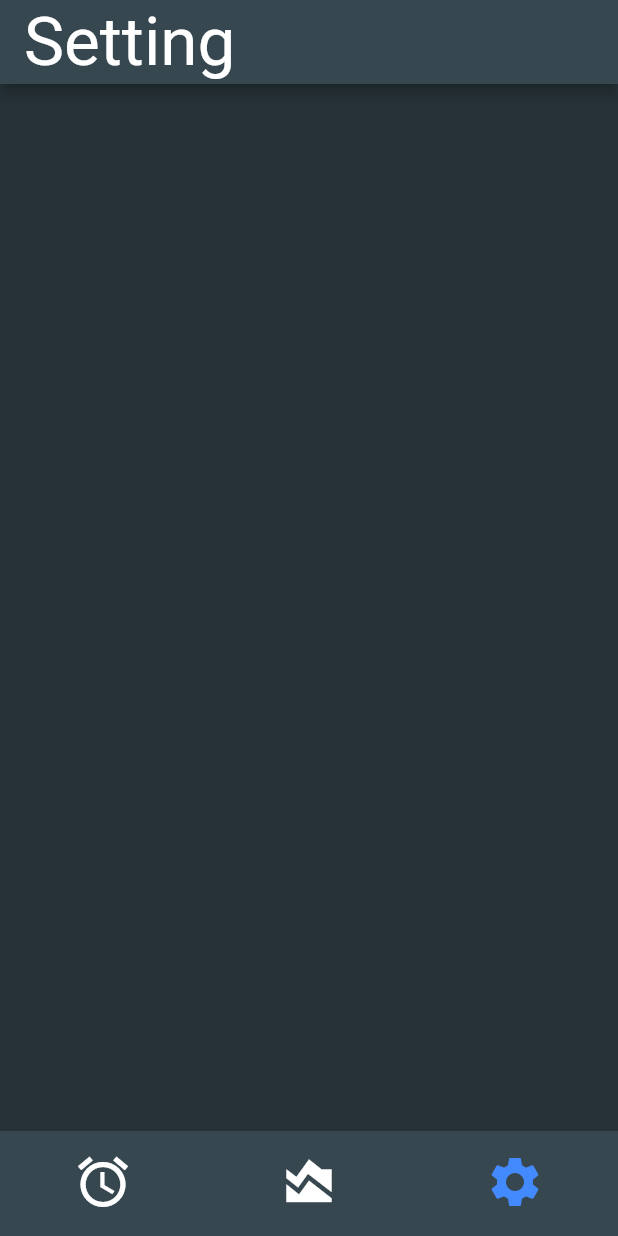
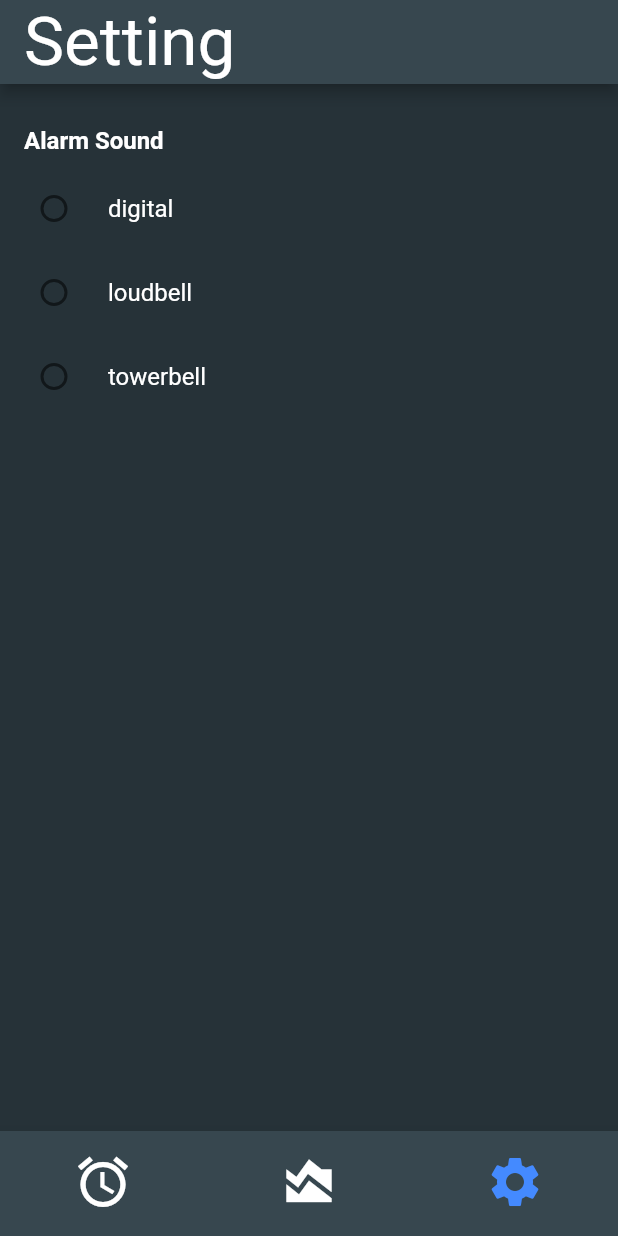
Before and after one commit to apivit45muic/Nightwise-first-project-mobile-dev, a Flutter app: the screen it shows after launch, item 3 of the bottom bar chosen, on a phone screen of 412 x 824 dp. Run offline on Flutter 3.47's test engine with Material 2 defaults, Android fonts, the phone set to English and light mode, and no system bars; our stand-ins replace audioplayers, charts_flutter, shared_preferences; missing offline and left inert: alarm; Roboto replaces fonts that are missing (Georgia).

Commit message:
add setter alarm sound in setting using AlarmSoundProvider helper

```diff
--- /dev/null
+++ b/lib/alarm_sound_provider.dart
@@ -0,0 +1,30 @@
+
+import 'dart:async';
+import 'package:flutter/material.dart';
+import 'package:shared_preferences/shared_preferences.dart';
+
+class AlarmSoundProvider extends ChangeNotifier {
+  String _selectedSound = "digital";
+  List<String> _soundOptions = ["digital", "loudbell", "towerbell"];
+  late SharedPreferences _preferences;
+
+  List<String> get soundOptions => _soundOptions;
+  String getSelectedSound() => _selectedSound;
+
+  AlarmSoundProvider(Future<SharedPreferences> preferencesFuture) {
+    // Wait for the preferences to be retrieved before continuing
+    preferencesFuture.then((prefs) {
+      _preferences = prefs;
+      _selectedSound = _preferences.getString("selectedSound") ?? "Default Sound";
+      notifyListeners();
+    });
+  }
+
+  void setSelectedSound(String soundOption) {
+    _selectedSound = soundOption;
+    _preferences.setString("selectedSound", soundOption);
+    notifyListeners();
+  }
+
+  List<String> getSoundOptions() => _soundOptions;
+}
--- a/lib/main.dart
+++ b/lib/main.dart
@@ -3,12 +3,14 @@ import 'package:flutter/material.dart';
 import 'package:flutter/services.dart';
 
 import 'package:alarm/alarm.dart';
+import 'package:provider/provider.dart';
+import 'alarm_sound_provider.dart';
 import 'home_screen.dart';
+import 'package:shared_preferences/shared_preferences.dart';
 
 Future<void> main() async {
   WidgetsFlutterBinding.ensureInitialized();
   SystemChrome.setPreferredOrientations([DeviceOrientation.portraitUp]);
-
   await Alarm.init();
 
   runApp(const MaterialApp(home: MyApp()));
@@ -16,12 +18,19 @@ Future<void> main() async {
 
 class MyApp extends StatelessWidget {
   const MyApp({super.key});
+
   @override
   Widget build(BuildContext context) {
     AudioPlayer player = AudioPlayer();
     player.play(AssetSource('RelaxPiano.mp3'));
 
-    return MaterialApp(
+    return MultiProvider(
+        providers: [
+        ChangeNotifierProvider(create: (_) => AlarmSoundProvider(SharedPreferences.getInstance())),
+    // other providers if needed
+    ],
+    child: MaterialApp(
+    // your app configuration
       title: 'first-project',
       theme: ThemeData(
         primaryColor: Colors.blueGrey[400],
@@ -43,6 +52,6 @@ class MyApp extends StatelessWidget {
         // '/comingsoon': (context) => const ComingSoonScreen(),
         // '/trailer': (context) => const TrailerScreen(),
       },
-    );
+    ),);
   }
 }
--- a/lib/setting.dart
+++ b/lib/setting.dart
@@ -1,14 +1,64 @@
 import 'package:flutter/material.dart';
+import 'package:provider/provider.dart';
+import 'alarm_sound_provider.dart';
 
-class SettingScreen extends StatelessWidget {
+class SettingScreen extends StatefulWidget {
+  @override
+  _SettingScreenState createState() => _SettingScreenState();
+}
+
+class _SettingScreenState extends State<SettingScreen> {
+  String? _selectedSound = "digital";
+
+  void _onSoundOptionSelected(String? selectedOption) {
+    // Get the AlarmSoundProvider instance from the widget tree
+    final provider = Provider.of<AlarmSoundProvider>(context, listen: false);
+
+    // Update the selected sound in the provider
+    provider.setSelectedSound(selectedOption!);
+
+    // Set the selected sound in the state so it gets displayed in the UI
+    setState(() {
+      _selectedSound = provider.getSelectedSound();
+    });
+  }
   @override
   Widget build(BuildContext context) {
-    return MaterialApp(
-      title: 'Setting',
-      home: Scaffold(
-        body: Container(
-          color: Theme.of(context).scaffoldBackgroundColor,
-        ),
+    return Scaffold(
+      body: Consumer<AlarmSoundProvider>(
+        builder: (context, provider, child) {
+          return Column(
+            crossAxisAlignment: CrossAxisAlignment.start,
+            children: [
+              SizedBox(height: 20,),
+              Padding(
+                padding: EdgeInsets.symmetric(horizontal: 16.0, vertical: 8.0),
+                child: Text(
+                  "Alarm Sound",
+                  style: TextStyle(
+                    fontSize: 16.0,
+                    fontWeight: FontWeight.bold,
+                    color: Colors.white,
+                  ),
+                ),
+              ),
+              Expanded(
+                child: ListView.builder(
+                  itemCount: provider.soundOptions.length,
+                  itemBuilder: (BuildContext context, int index) {
+                    final soundOption = provider.soundOptions[index];
+                    return RadioListTile<String>(
+                      title: Text(soundOption, style: TextStyle(color: Colors.white)),
+                      value: soundOption,
+                      groupValue: provider.getSelectedSound(),
+                      onChanged: _onSoundOptionSelected,
+                    );
+                  },
+                ),
+              ),
+            ],
+          );
+        },
       ),
     );
   }
--- a/lib/stats.dart
+++ b/lib/stats.dart
@@ -41,7 +41,7 @@ class _StatsScreenState extends State<StatsScreen> {
     retrieveSleepData().then((dataList) {
       setState(() {
         sleepData = dataList;
-        //for testing
+        /// For testing only. Comment the sleepData below out
         sleepData = [
         SleepData(DateTime(2023, 2, 15), 7.5),
         SleepData(DateTime(2023, 2, 16), 8.0),
--- a/pubspec.yaml
+++ b/pubspec.yaml
@@ -20,6 +20,7 @@ dependencies:
   audioplayers: ^3.0.0
   alarm: ^0.1.1
   charts_flutter: ^0.12.0
+  provider: ^6.0.5
 
 dev_dependencies:
   flutter_test:
@@ -32,6 +33,7 @@ flutter:
 
   assets:
     - assets/
+    - assets/alarms/
 
 fonts:
   - family: Georgia
```
Also changed, not shown: lib/alarm_widget.dart (+42 -21 lines), pubspec.lock.
